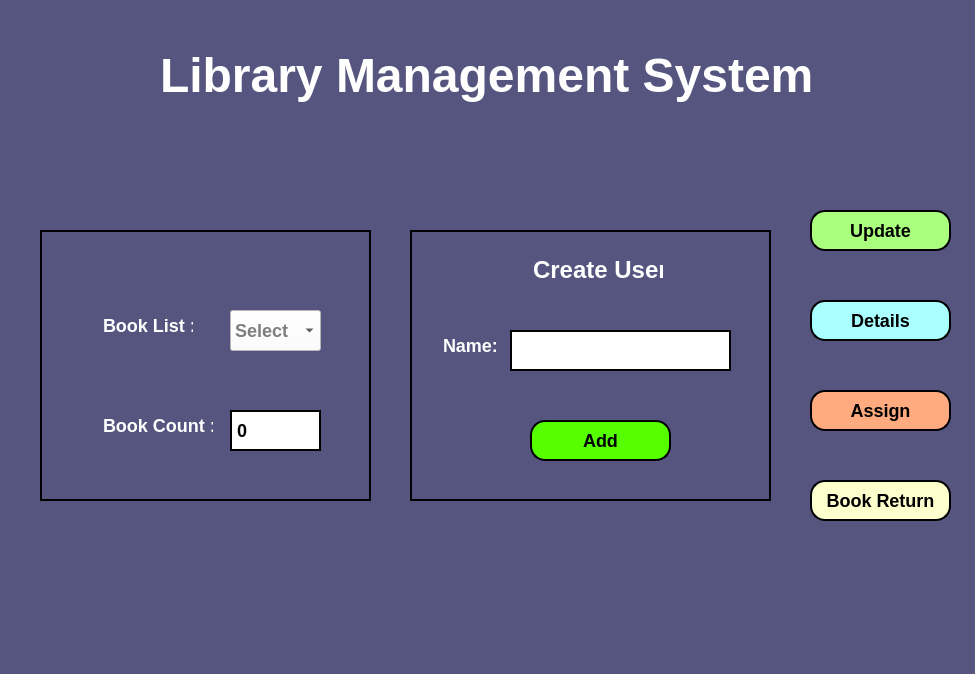
Old version of the form LibraryManagement/mainwindow.ui in the repository C0SMlC/QT.
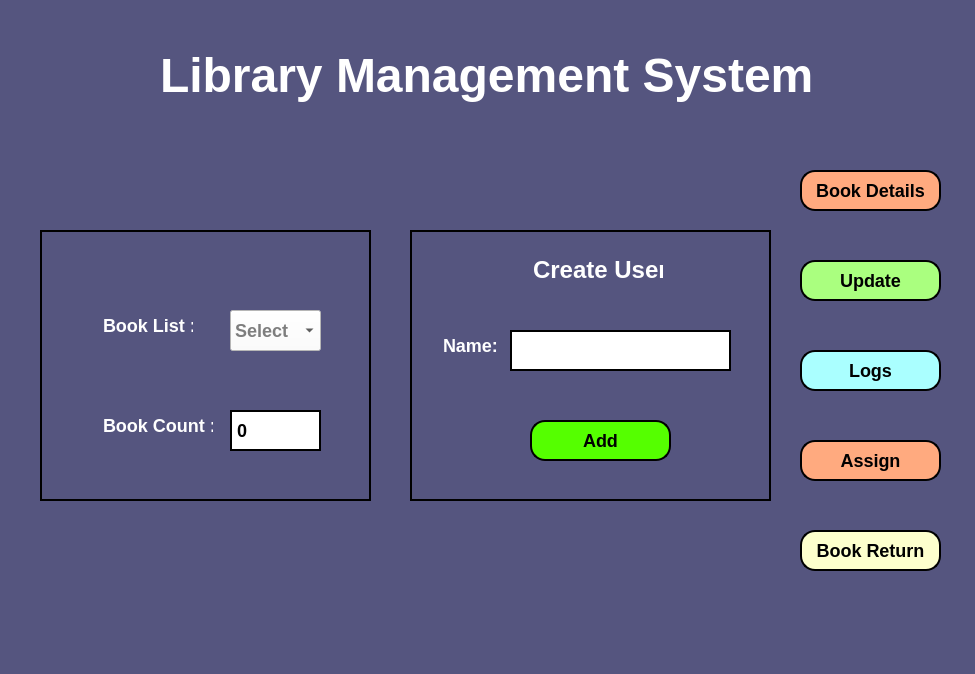
New version of the form.

The edit to the form file:
```diff
--- a/LibraryManagement/mainwindow.ui
+++ b/LibraryManagement/mainwindow.ui
@@ -40,8 +40,8 @@
    <widget class="QPushButton" name="updateButton">
     <property name="geometry">
      <rect>
-      <x>810</x>
-      <y>210</y>
+      <x>800</x>
+      <y>260</y>
       <width>141</width>
       <height>41</height>
      </rect>
@@ -241,8 +241,8 @@
    <widget class="QPushButton" name="detailsButton">
     <property name="geometry">
      <rect>
-      <x>810</x>
-      <y>300</y>
+      <x>800</x>
+      <y>350</y>
       <width>141</width>
       <height>41</height>
      </rect>
@@ -255,14 +255,14 @@
 </string>
     </property>
     <property name="text">
-     <string>Details</string>
+     <string>Logs</string>
     </property>
    </widget>
    <widget class="QPushButton" name="assignBookButton">
     <property name="geometry">
      <rect>
-      <x>810</x>
-      <y>390</y>
+      <x>800</x>
+      <y>440</y>
       <width>141</width>
       <height>41</height>
      </rect>
@@ -280,8 +280,8 @@
    <widget class="QPushButton" name="bookReturnButtton">
     <property name="geometry">
      <rect>
-      <x>810</x>
-      <y>480</y>
+      <x>800</x>
+      <y>530</y>
       <width>141</width>
       <height>41</height>
      </rect>
@@ -300,6 +300,25 @@
      <string>Book Return</string>
     </property>
    </widget>
+   <widget class="QPushButton" name="BookDetailsButton">
+    <property name="geometry">
+     <rect>
+      <x>800</x>
+      <y>170</y>
+      <width>141</width>
+      <height>41</height>
+     </rect>
+    </property>
+    <property name="styleSheet">
+     <string notr="true">border: 2px solid black;
+border-radius:15px;
+background-color: rgb(255, 170, 127);
+color: rgb(0, 0, 0);</string>
+    </property>
+    <property name="text">
+     <string>Book Details</string>
+    </property>
+   </widget>
    <zorder>frame_2</zorder>
    <zorder>frame</zorder>
    <zorder>label_3</zorder>
```
Left out of the diff: 1 changed line with no effect on the pictures.
